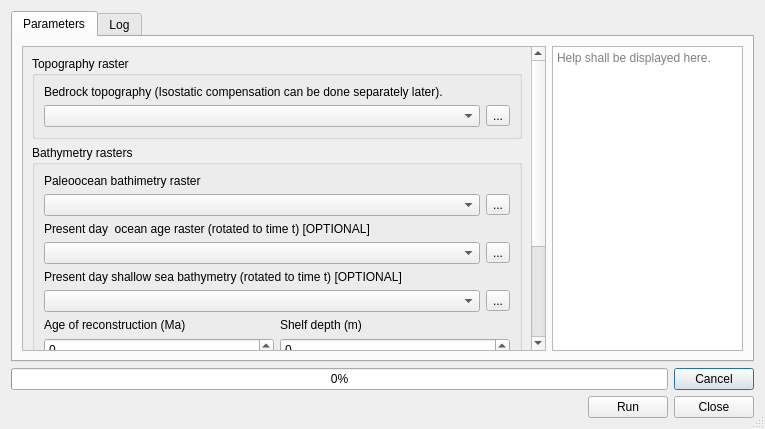
This is dem_builder_dialog_base.ui in jaminzoda/terra-antiqua as Qt 5 draws it before an edit. The edited form follows.
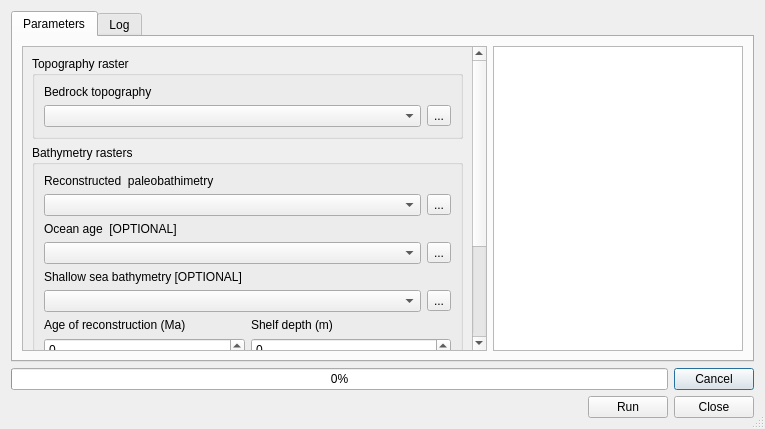
This is the edited form. Custom widgets are drawn as their Qt base class.

Commit message: Added help text to DEMBuilder

The edit to the form file:
```diff
--- a/dem_builder_dialog_base.ui
+++ b/dem_builder_dialog_base.ui
@@ -42,8 +42,8 @@
           <property name="geometry">
            <rect>
             <x>0</x>
-            <y>-108</y>
-            <width>507</width>
+            <y>-157</y>
+            <width>448</width>
             <height>458</height>
            </rect>
           </property>
@@ -59,7 +59,7 @@
                 <item>
                  <widget class="QLabel" name="label_4">
                   <property name="text">
-                   <string>Bedrock topography (Isostatic compensation can be done separately later).</string>
+                   <string>Bedrock topography</string>
                   </property>
                  </widget>
                 </item>
@@ -108,7 +108,7 @@
                 <item>
                  <widget class="QLabel" name="oceanAgeLabel">
                   <property name="text">
-                   <string>Present day  ocean age raster (rotated to time t) [OPTIONAL]</string>
+                   <string>Ocean age  [OPTIONAL]</string>
                   </property>
                  </widget>
                 </item>
@@ -143,7 +143,7 @@
                 <item>
                  <widget class="QLabel" name="shallowSeaLabel">
                   <property name="text">
-                   <string>Present day shallow sea bathymetry (rotated to time t) [OPTIONAL]</string>
+                   <string>Shallow sea bathymetry [OPTIONAL]</string>
                   </property>
                  </widget>
                 </item>
@@ -184,7 +184,7 @@
                 <item>
                  <widget class="QLabel" name="label_2">
                   <property name="text">
-                   <string>Paleoocean bathimetry raster</string>
+                   <string>Reconstructed  paleobathimetry</string>
                   </property>
                  </widget>
                 </item>
@@ -344,15 +344,23 @@
         </widget>
        </item>
        <item>
-        <widget class="QPlainTextEdit" name="plainTextEdit">
+        <widget class="QTextBrowser" name="helpBox">
          <property name="maximumSize">
           <size>
-           <width>191</width>
+           <width>250</width>
            <height>16777215</height>
           </size>
          </property>
-         <property name="placeholderText">
-          <string>Help shall be displayed here.</string>
+         <property name="source">
+          <url>
+           <string>file:///help_text/help_DEMCompiler.html</string>
+          </url>
+         </property>
+         <property name="searchPaths">
+          <stringlist/>
+         </property>
+         <property name="openExternalLinks">
+          <bool>true</bool>
          </property>
         </widget>
        </item>
```
Left out of the diff: 2 changed lines with no effect on the pictures. The commit also changes 8 other files.
